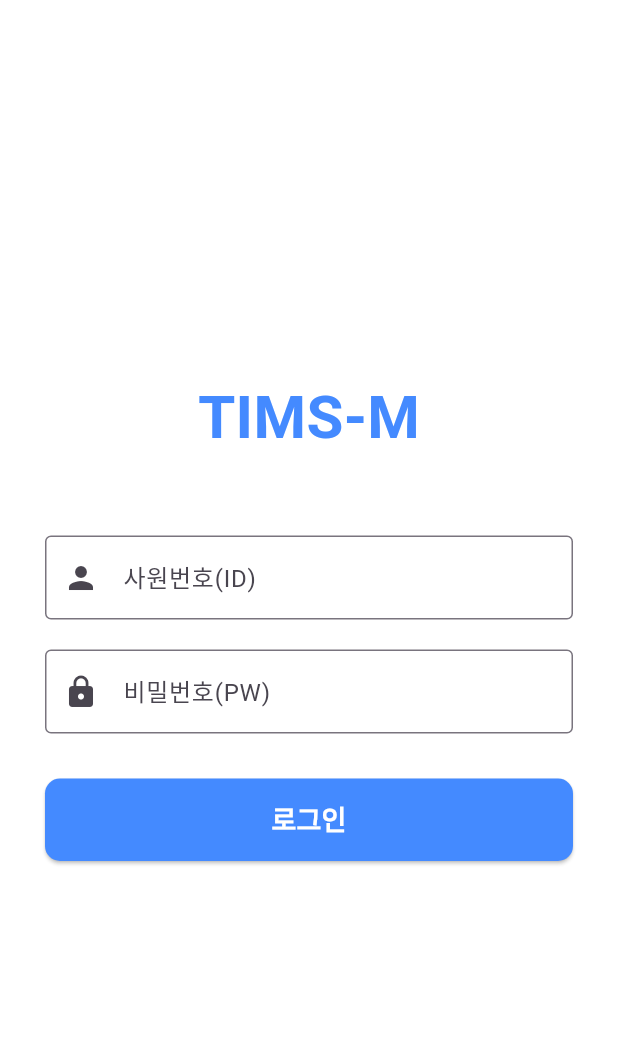
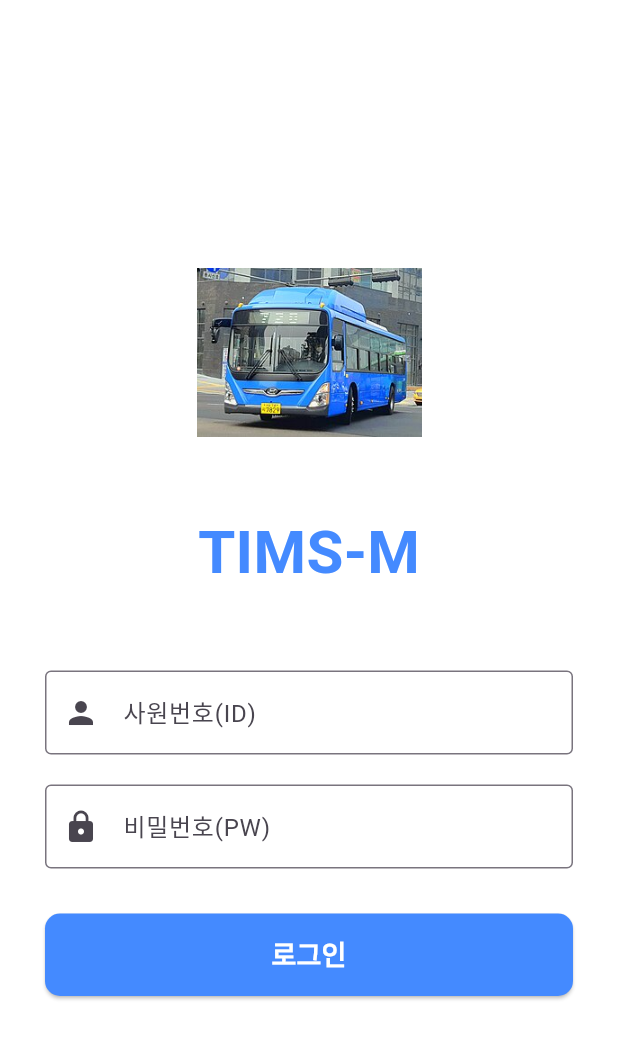
Before and after one commit to 98Woonho/timsm, a Flutter app: the screen it shows after launch, on a phone screen of 412 x 824 dp. Shown: the top 1039 px of the screen. Run offline on Flutter 3.47's test engine with Material 3 defaults, Android fonts, the phone set to English and light mode, and no system bars; our stand-ins replace go_router.

Commit message:
analysis_options.yaml rules 추가 및 login_screen.dart 주석 추가

```diff
--- a/flutter/analysis_options.yaml
+++ b/flutter/analysis_options.yaml
@@ -25,6 +25,7 @@ linter:
     prefer_const_constructors_in_immutables : false
     prefer_const_constructors : false
     avoid_print : false
+    prefer_const_literals_to_create_immutables : false
 
 # Additional information about this file can be found at
 # https://dart.dev/guides/language/analysis-options
--- a/flutter/lib/screens/login_screen.dart
+++ b/flutter/lib/screens/login_screen.dart
@@ -1,5 +1,7 @@
 import 'package:flutter/material.dart';
 
+// StatefulWidget : 화면의 상태(데이터)가 변할 수 있는 위젯
+// 사용자가 글자를 입력하면 화면이 변해야 하므로 Stateful 사용
 class LoginScreen extends StatefulWidget {
   const LoginScreen({super.key});
 
@@ -12,35 +14,76 @@ class _LoginScreenState extends State<LoginScreen> {
   final TextEditingController _idController = TextEditingController();
   final TextEditingController _pwController = TextEditingController();
 
+  // dispose(): 이 화면이 사라질 때 자동으로 호출되는 메서드
+  // Controller 같은 자원을 여기서 해제해줘야 메모리 누수 방지
+  @override
+  void dispose() {
+    _idController.dispose();
+    _pwController.dispose();
+    super.dispose();
+  }
+
   @override
   Widget build(BuildContext context) {
+    // Scaffold: 앱 화면의 기본 뼈대 위젯
+    // appBar(상단바), body(본문), bottomNavigationBar(하단바) 등 기본 레이아웃 구조를 제공
     return Scaffold(
       backgroundColor: Colors.white,
+
+      // Padding : 자식 위젯 주변에 여백을 주는 위젯
       body: Padding(
+        // symmetric(horizontal: 30.0) -> 좌우 30px 여백
         padding: const EdgeInsets.symmetric(horizontal: 30.0),
+
+        // Center : 자식 위젯을 화면의 정중앙에 배치하는 위젯
         child: Center(
-          child: SingleChildScrollView( // 키보드가 올라올 때 화면 가림 방지
+
+          // SingleChildScrollView: 내용이 화면을 넘칠 때 스크롤 가능하게 해주는 위젯
+          // 키보드가 올라올 때 입력창이 가려지는 것을 방지
+          child: SingleChildScrollView(
+
+            // Column: 자식 위젯들을 세로(↓)로 나열하는 위젯
+            // 반대로 Row는 가로(→)로 나열
             child: Column(
+
+              // mainAxisAlignment: 세로 방향 정렬 방식 설정
               mainAxisAlignment: MainAxisAlignment.center,
               children: [
+
+                // Image.asset: 앱 내부에 저장된 이미지를 표시하는 위젯
+                // pubspec.yaml의 assets 섹션에 경로 등록 필요
+                Image.asset(
+                  'assets/images/bus.jpg',
+                  width: 150,
+                  height: 150,
+                  fit: BoxFit.contain,
+                ),
+
+                // SizedBox: 고정된 크기의 빈 공간을 만드는 위젯
+                // 위젯 사이 간격 조절할 때 주로 사용
+                const SizedBox(height: 30),
+
                 // 1. 상단 타이틀
+                // Text: 텍스트를 화면에 표시하는 위젯
+                // TextStyle로 글자 크기, 굵기, 색상 등 스타일 지정
                 const Text(
                   'TIMS-M',
                   style: TextStyle(
-                    fontSize: 40,
-                    fontWeight: FontWeight.bold,
-                    color: Colors.blueAccent,
+                    fontSize: 40,                // 글자 크기
+                    fontWeight: FontWeight.bold, // 글자 굵기
+                    color: Colors.blueAccent,    // 글자 색상
                   ),
                 ),
                 const SizedBox(height: 50), // 간격 조절
 
                 // 2. ID 입력창
+                // TextField: 사용자 텍스트 입력을 받는 위젯
                 TextField(
-                  controller: _idController,
+                  controller: _idController,          // 입력값을 _idController로 관리
                   decoration: const InputDecoration(
-                    labelText: '사원번호(ID)',
-                    border: OutlineInputBorder(),
-                    prefixIcon: Icon(Icons.person),
+                    labelText: '사원번호(ID)',         // 입력창 위에 표시되는 라벨
+                    border: OutlineInputBorder(),     // 사각형 테두리 스타일
+                    prefixIcon: Icon(Icons.person),   // 입력창 왼쪽 아이콘
                   ),
                 ),
                 const SizedBox(height: 20),
@@ -59,18 +102,24 @@ class _LoginScreenState extends State<LoginScreen> {
 
                 // 4. 로그인 버튼
                 SizedBox(
-                  width: double.infinity, // 버튼 너비를 꽉 채우기
+                  width: double.infinity, // 부모 위젯의 최대 너비로 꽉 채움
                   height: 55,
+
+                  // ElevatedButton: 입체감(그림자) 있는 버튼 위젯
                   child: ElevatedButton(
+
+                    // onPressed: 버튼 클릭 시 실행할 함수
                     onPressed: () {
-                      // 나중에 여기서 Backend API(Spring Boot)와 통신합니다.
+                      // 나중에 여기서 Backend API(Spring Boot)와 통신
                       print('ID: ${_idController.text}, PW: ${_pwController.text}');
                     },
+
+                    // styleFrom: 버튼 스타일 설정 위젯
                     style: ElevatedButton.styleFrom(
-                      backgroundColor: Colors.blueAccent,
-                      foregroundColor: Colors.white,
-                      shape: RoundedRectangleBorder(
-                        borderRadius: BorderRadius.circular(10),
+                      backgroundColor: Colors.blueAccent,         // 버튼 배경색
+                      foregroundColor: Colors.white,              // 버튼 텍스트/아이콘 색상
+                      shape: RoundedRectangleBorder(              // 버튼 모양
+                        borderRadius: BorderRadius.circular(10),  // 모서리 둥근 정도
                       ),
                     ),
                     child: const Text(
--- a/flutter/pubspec.yaml
+++ b/flutter/pubspec.yaml
@@ -53,6 +53,9 @@ dev_dependencies:
 
 # The following section is specific to Flutter packages.
 flutter:
+  assets:
+    - assets/images/
+    - assets/icons/
 
   # The following line ensures that the Material Icons font is
   # included with your application, so that you can use the icons in
```
Also changed, not shown: flutter/assets/images/bus.jpg (added).
